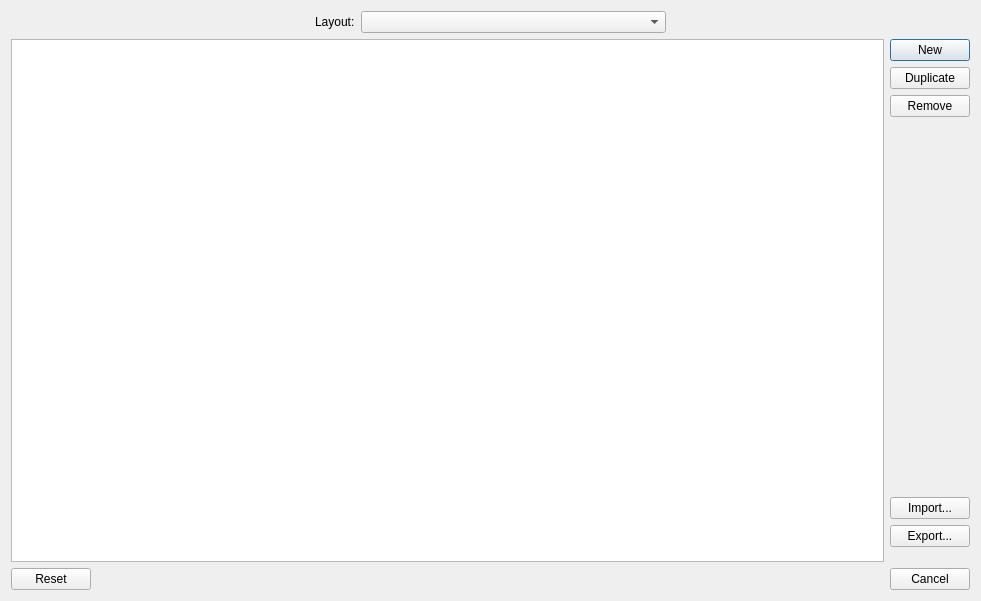
The window that app/settings/viewsdialog/viewsdialog.ui (KDE/latte-dock) describes before a commit, drawn with Qt 5.
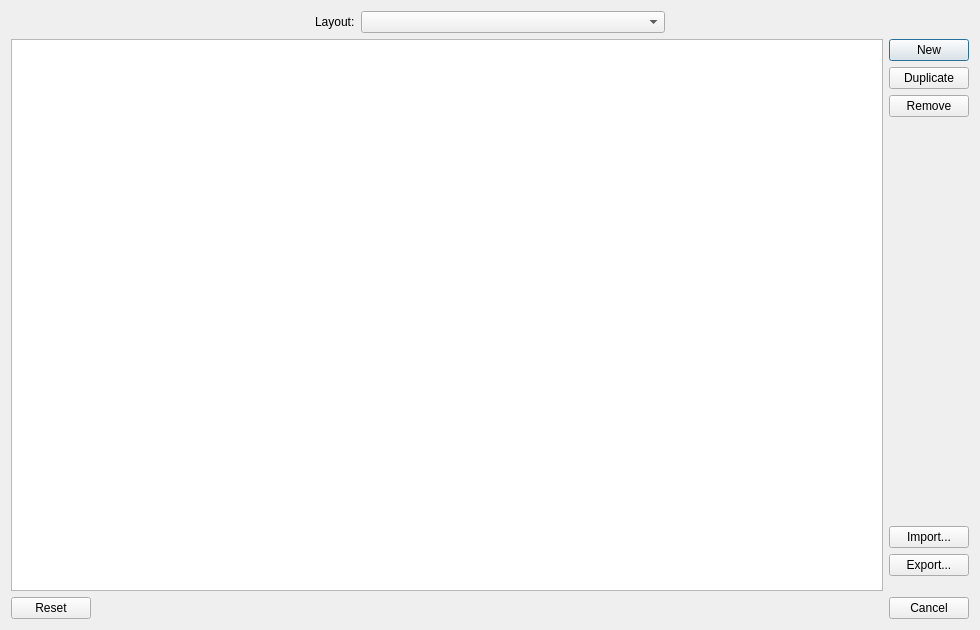
The same window after the commit. Icons and pictures are not drawn. Custom widgets are drawn as their Qt base class.

Commit message: dialogs:improve default sizes for windows/columns

The edit to the form file:
```diff
--- a/app/settings/viewsdialog/viewsdialog.ui
+++ b/app/settings/viewsdialog/viewsdialog.ui
@@ -6,8 +6,8 @@
    <rect>
     <x>0</x>
     <y>0</y>
-    <width>981</width>
-    <height>601</height>
+    <width>980</width>
+    <height>630</height>
    </rect>
   </property>
   <property name="windowTitle">
```
The commit also changes 6 other files.
